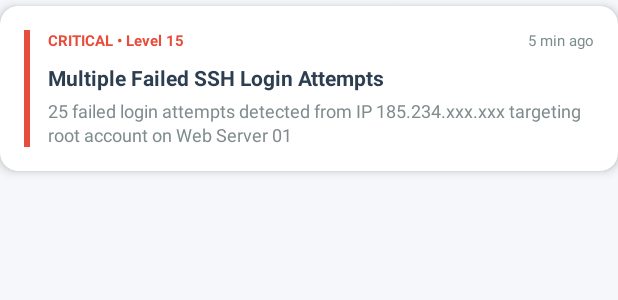
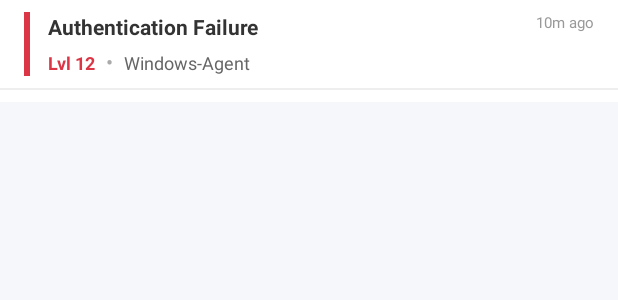
Before and after one commit to MiracleYosuaK/android-project, an Android app: the layout item_alert.xml on its own in the app's theme, with its tools: preview values and no code run, on a phone screen of 412 x 824 dp. Shown: the top 300 px of the screen. Run offline under Robolectric (Android 15) with nearby library versions, the phone set to English and light mode, and no system bars.

Commit message:
git commit -m "gacor punya ketua"

```diff
--- a/app/src/main/java/com/wazuh/mobile/AlertsFragment.java
+++ b/app/src/main/java/com/wazuh/mobile/AlertsFragment.java
@@ -103,7 +103,8 @@ public class AlertsFragment extends Fragment {
                         obj.optString("description"),
                         levelStr,
                         obj.optString("timeAgo"),
-                        severity
+                        severity,
+                        obj.optString("description")
                 ));
             }
 
--- a/app/src/main/java/com/wazuh/mobile/DashboardFragment.java
+++ b/app/src/main/java/com/wazuh/mobile/DashboardFragment.java
@@ -167,7 +167,8 @@ public class DashboardFragment extends Fragment {
                             obj.optString("description"),
                             levelStr,
                             obj.optString("timeAgo"),
-                            severity
+                            severity,
+                            obj.optString("description")
                     ));
                 }
             }
--- a/app/src/main/res/layout/item_alert.xml
+++ b/app/src/main/res/layout/item_alert.xml
@@ -1,82 +1,86 @@
 <?xml version="1.0" encoding="utf-8"?>
-<androidx.cardview.widget.CardView xmlns:android="http://schemas.android.com/apk/res/android"
-    xmlns:app="http://schemas.android.com/apk/res-auto"
-    style="@style/CardView.WazuhMobile"
+<LinearLayout xmlns:android="http://schemas.android.com/apk/res/android"
     android:layout_width="match_parent"
     android:layout_height="wrap_content"
-    android:layout_marginVertical="4dp">
+    android:orientation="vertical"
+    android:background="@color/white"
+    android:paddingVertical="8dp">
 
     <LinearLayout
         android:layout_width="match_parent"
         android:layout_height="wrap_content"
         android:orientation="horizontal"
-        android:padding="16dp">
+        android:paddingHorizontal="16dp">
 
-        <!-- Alert Severity Indicator -->
         <View
-            android:id="@+id/SeverityIndicator"
+            android:id="@+id/viewStrip"
             android:layout_width="4dp"
             android:layout_height="match_parent"
-            android:layout_marginEnd="12dp"
-            android:background="@color/alert_critical" />
+            android:background="#DC3545"
+            android:layout_marginEnd="12dp"/>
 
-        <!-- Alert Content -->
         <LinearLayout
             android:layout_width="0dp"
             android:layout_height="wrap_content"
             android:layout_weight="1"
             android:orientation="vertical">
 
-            <!-- Alert Header -->
+            <TextView
+                android:id="@+id/tvAlertTitle"
+                android:layout_width="wrap_content"
+                android:layout_height="wrap_content"
+                android:text="Authentication Failure"
+                android:textStyle="bold"
+                android:textColor="#333333"
+                android:textSize="14sp"
+                android:maxLines="1"
+                android:ellipsize="end"/>
+
             <LinearLayout
                 android:layout_width="match_parent"
                 android:layout_height="wrap_content"
                 android:orientation="horizontal"
-                android:layout_marginBottom="8dp">
+                android:layout_marginTop="4dp">
 
                 <TextView
-                    android:id="@+id/AlertLevel"
+                    android:id="@+id/tvAlertLevel"
                     android:layout_width="wrap_content"
                     android:layout_height="wrap_content"
-                    android:text="CRITICAL • Level 15"
-                    android:textColor="@color/alert_critical"
-                    android:textSize="10sp"
+                    android:text="Lvl 12"
+                    android:textSize="12sp"
                     android:textStyle="bold"
-                    android:layout_weight="1" />
+                    android:textColor="#DC3545"/>
 
                 <TextView
-                    android:id="@+id/AlertTime"
                     android:layout_width="wrap_content"
                     android:layout_height="wrap_content"
-                    android:text="5 min ago"
-                    android:textColor="@color/text_secondary"
-                    android:textSize="10sp" />
+                    android:text=" • "
+                    android:textColor="#AAAAAA"
+                    android:layout_marginHorizontal="4dp"/>
 
+                <TextView
+                    android:id="@+id/tvAlertSource"
+                    android:layout_width="wrap_content"
+                    android:layout_height="wrap_content"
+                    android:text="Windows-Agent"
+                    android:textSize="12sp"
+                    android:textColor="#666666"/>
             </LinearLayout>
-
-            <!-- Alert Title -->
-            <TextView
-                android:id="@+id/AlertTitle"
-                android:layout_width="match_parent"
-                android:layout_height="wrap_content"
-                android:text="Multiple Failed SSH Login Attempts"
-                android:textColor="@color/text_primary"
-                android:textSize="14sp"
-                android:textStyle="bold"
-                android:layout_marginBottom="4dp" />
-
-            <!-- Alert Description -->
-            <TextView
-                android:id="@+id/AlertDescription"
-                android:layout_width="match_parent"
-                android:layout_height="wrap_content"
-                android:text="25 failed login attempts detected from IP 185.234.xxx.xxx targeting root account on Web Server 01"
-                android:textColor="@color/text_secondary"
-                android:textSize="12sp"
-                android:lineSpacingExtra="2dp" />
-
         </LinearLayout>
 
+        <TextView
+            android:id="@+id/tvAlertTime"
+            android:layout_width="wrap_content"
+            android:layout_height="wrap_content"
+            android:text="10m ago"
+            android:textSize="10sp"
+            android:textColor="#999999"
+            android:layout_gravity="top"/>
     </LinearLayout>
 
-</androidx.cardview.widget.CardView>
+    <View
+        android:layout_width="match_parent"
+        android:layout_height="1dp"
+        android:background="#EEEEEE"
+        android:layout_marginTop="8dp"/>
+</LinearLayout>
```
Also changed, not shown: app/src/main/java/com/wazuh/mobile/Alert.java (+21 -56 lines), app/src/main/java/com/wazuh/mobile/AlertAdapter.java (+46 -14 lines), app/src/main/java/com/wazuh/mobile/EventsFragment.java (+42 -18 lines), app/src/main/res/layout/bottom_sheet_detail.xml (added, +89 -0 lines).
